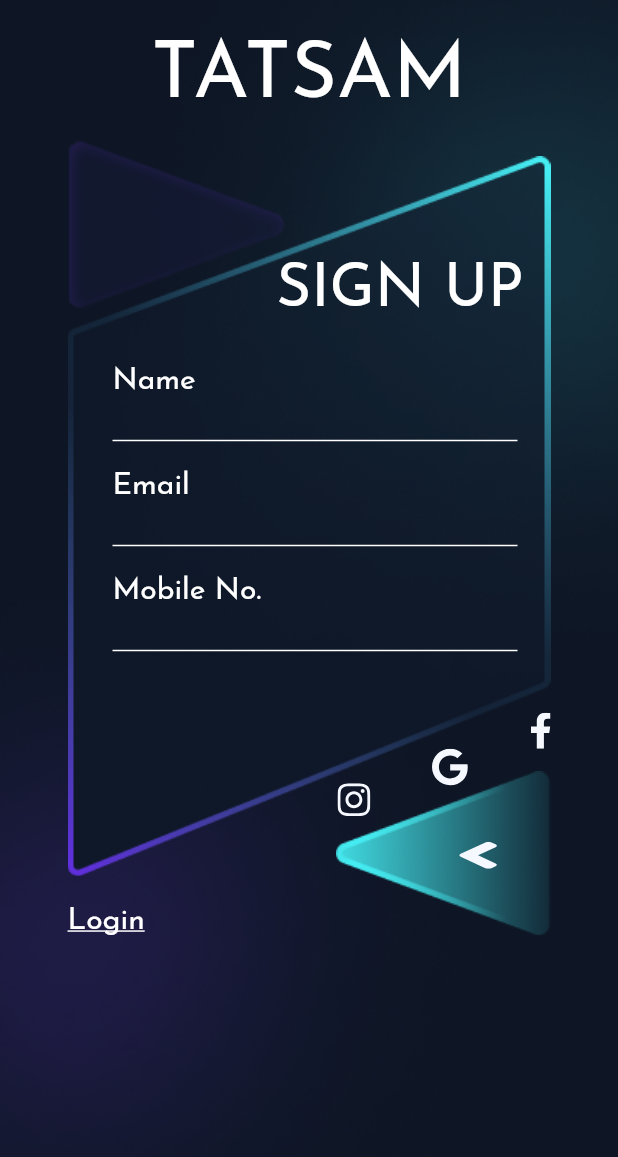
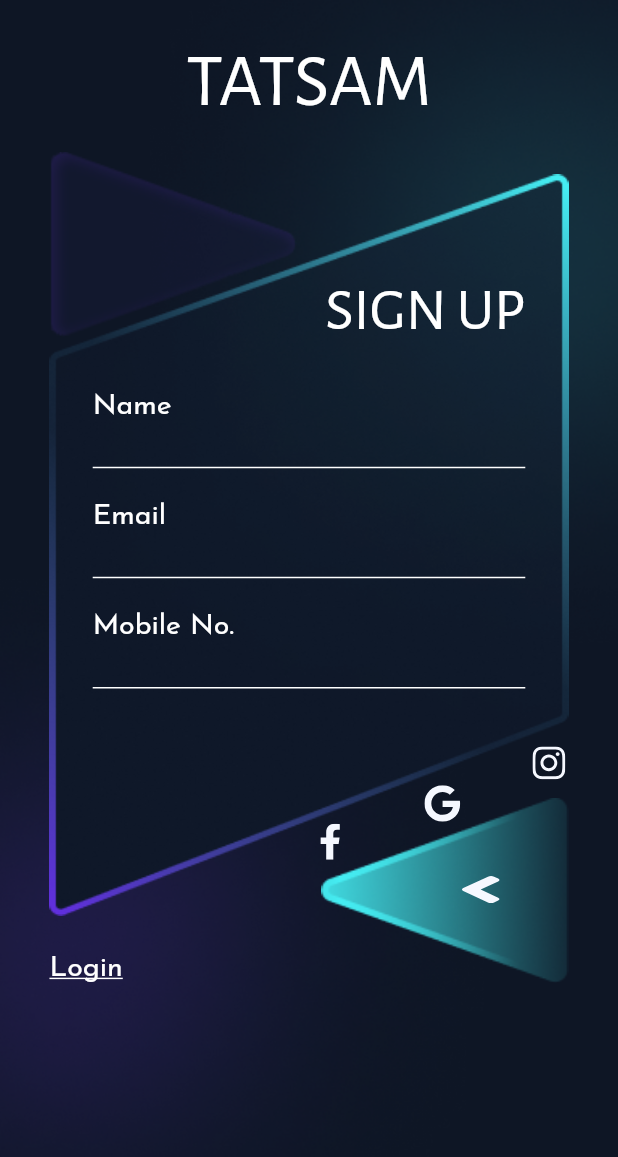
Before and after one commit to SahilMunjapara/Tatsam, a Flutter app: the SignupScreen screen opened by its route, on a phone screen of 412 x 824 dp. Shown: the top 1157 px of the screen. Run offline on Flutter 3.47's test engine with Material 2 defaults, Android fonts, the phone set to English and light mode, and no system bars; our stand-ins replace equatable, flutter_bloc, flutter_svg; project files that could hold a hidden picture were left out.

Commit message:
manage UI responsible

```diff
--- a/lib/Navigation/route_generator.dart
+++ b/lib/Navigation/route_generator.dart
@@ -1,6 +1,7 @@
 import 'package:flutter/material.dart';
 import 'package:tatsam/Navigation/routes_key.dart';
 import 'package:tatsam/Screens/loginScreen/presentation/login_screen.dart';
+import 'package:tatsam/Screens/otpScreen/presentation/otp_screen.dart';
 import 'package:tatsam/Screens/signupScreen/presentation/signup_screen.dart';
 
 class RouteGenerator {
@@ -12,6 +13,8 @@ class RouteGenerator {
         return MaterialPageRoute(builder: (context) => const LoginScreen());
       case Routes.signupScreen:
         return MaterialPageRoute(builder: (context) => const SignupScreen());
+      case Routes.otpScreen:
+        return MaterialPageRoute(builder: (context) => const OtpScreen());
       default:
         return _errorRoute();
     }
--- a/lib/Screens/signupScreen/presentation/signup_screen.dart
+++ b/lib/Screens/signupScreen/presentation/signup_screen.dart
@@ -70,6 +70,10 @@ class _SignupScreenState extends State<SignupScreen> {
                 child: Image.asset(ImageString.bottomLeftBlur),
               ),
               Center(
+                child: Padding(
+                  padding: EdgeInsets.symmetric(
+                    horizontal: SizeUtils().wp(8),
+                  ),
                   child: Column(
                     mainAxisAlignment: MainAxisAlignment.start,
                     children: [
@@ -82,20 +86,27 @@ class _SignupScreenState extends State<SignupScreen> {
                       Stack(
                         children: [
                           Padding(
-                          padding: const EdgeInsets.only(top: 10, bottom: 40),
-                          child: Image.asset(ImageString.signupRectangle),
+                            padding: const EdgeInsets.only(top: 15, bottom: 45),
+                            child: SizedBox(
+                              height: SizeUtils().hp(60),
+                              width: SizeUtils().wp(150),
+                              child: Image.asset(
+                                ImageString.signupRectangle,
+                                fit: BoxFit.fill,
+                              ),
+                            ),
                           ),
                           Positioned(
-                          top: 80,
-                          right: 18,
+                            top: SizeUtils().hp(10),
+                            right: SizeUtils().wp(7),
                             child: Text(
                               Strings.signup.toUpperCase(),
                               style: size38Regular(),
                             ),
                           ),
                           Positioned(
-                          top: 150,
-                          left: 30,
+                            top: SizeUtils().hp(19.5),
+                            left: SizeUtils().wp(7),
                             child: Column(
                               crossAxisAlignment: CrossAxisAlignment.start,
                               children: [
@@ -104,8 +115,8 @@ class _SignupScreenState extends State<SignupScreen> {
                                   style: size18Regular(),
                                 ),
                                 SizedBox(
-                                width: 270,
-                                height: 30,
+                                  width: SizeUtils().wp(70),
+                                  height: SizeUtils().hp(3.8),
                                   child: TextFormField(
                                     decoration: const InputDecoration(
                                       enabledBorder: UnderlineInputBorder(
@@ -123,14 +134,14 @@ class _SignupScreenState extends State<SignupScreen> {
                                     ),
                                   ),
                                 ),
-                              const SizedBox(height: 20),
+                                SizedBox(height: SizeUtils().hp(2.8)),
                                 Text(
                                   Strings.email,
                                   style: size18Regular(),
                                 ),
                                 SizedBox(
-                                width: 270,
-                                height: 30,
+                                  width: SizeUtils().wp(70),
+                                  height: SizeUtils().hp(3.8),
                                   child: TextFormField(
                                     decoration: const InputDecoration(
                                       enabledBorder: UnderlineInputBorder(
@@ -148,14 +159,14 @@ class _SignupScreenState extends State<SignupScreen> {
                                     ),
                                   ),
                                 ),
-                              const SizedBox(height: 20),
+                                SizedBox(height: SizeUtils().hp(2.8)),
                                 Text(
                                   Strings.mobileNo,
                                   style: size18Regular(),
                                 ),
                                 SizedBox(
-                                width: 270,
-                                height: 30,
+                                  width: SizeUtils().wp(70),
+                                  height: SizeUtils().hp(3.8),
                                   child: TextFormField(
                                     decoration: const InputDecoration(
                                       prefix: Text(Strings.phoneCode),
@@ -179,32 +190,51 @@ class _SignupScreenState extends State<SignupScreen> {
                           ),
                           Positioned(
                             left: 0,
-                          child: Image.asset(ImageString.polygonTopLeft),
+                            child: SizedBox(
+                              height: SizeUtils().hp(15),
+                              width: SizeUtils().wp(40),
+                              child: Image.asset(
+                                ImageString.polygonTopLeft,
+                                fit: BoxFit.fill,
+                              ),
+                            ),
                           ),
                           Positioned(
                             bottom: 0,
                             right: 0,
-                          child: Image.asset(ImageString.polygonBottomRight),
+                            child: SizedBox(
+                              height: SizeUtils().hp(15),
+                              width: SizeUtils().wp(40),
+                              child: Image.asset(
+                                ImageString.polygonBottomRight,
+                                fit: BoxFit.fill,
+                              ),
+                            ),
                           ),
                           Positioned(
-                          bottom: 125,
-                          right: 0,
+                            bottom: SizeUtils().hp(16.5),
+                            right: SizeUtils().wp(0.5),
+                            child: SvgPicture.asset(ImageString.instagramSvg),
+                          ),
+                          Positioned(
+                            bottom: SizeUtils().hp(13),
+                            right: SizeUtils().wp(17.5),
+                            child: SvgPicture.asset(ImageString.googleSvg),
+                          ),
+                          Positioned(
+                            bottom: SizeUtils().hp(10),
+                            right: SizeUtils().wp(37),
                             child: SvgPicture.asset(ImageString.facebookSvg),
                           ),
                           Positioned(
-                          bottom: 100,
-                          right: 55,
-                          child: SvgPicture.asset(ImageString.googleSvg),
-                        ),
-                        Positioned(
-                          bottom: 80,
-                          right: 120,
-                          child: SvgPicture.asset(ImageString.instagramSvg),
-                        ),
-                        Positioned(
-                          bottom: 45,
-                          right: 35,
-                          child: SvgPicture.asset(ImageString.signupSvg),
+                            bottom: SizeUtils().hp(6.5),
+                            right: SizeUtils().wp(11),
+                            child: InkWell(
+                                onTap: () {
+                                  Navigator.pushNamedAndRemoveUntil(context,
+                                      Routes.otpScreen, (route) => false);
+                                },
+                                child: SvgPicture.asset(ImageString.signupSvg)),
                           ),
                           Positioned(
                             bottom: 0,
@@ -226,6 +256,7 @@ class _SignupScreenState extends State<SignupScreen> {
                     ],
                   ),
                 ),
+              ),
             ],
           ),
         ),
--- a/lib/Utils/constants/colors.dart
+++ b/lib/Utils/constants/colors.dart
@@ -4,3 +4,5 @@ const Color backgroundColor = Color(0XFF0E1625);
 const Color topBackground = Color(0X4045EDF2);
 const Color bottomBackground = Color(0X9949299A);
 const Color whiteColor = Color(0XFFFFFFFF);
+const Color blackColor = Color(0XFF000000);
+const Color otpBoxColor = Color(0XFFD9D9D9);
--- a/lib/Utils/constants/image.dart
+++ b/lib/Utils/constants/image.dart
@@ -9,6 +9,9 @@ class ImageString {
   static const String topRightBlur = "assets/png/topRightBlur.png";
   static const String bottomRightBlur = "assets/png/bottomRightBlur.png";
   static const String bottomLeftBlur = "assets/png/bottomLeftBlur.png";
+  static const String topRightCircle = "assets/png/topRightCircle.png";
+  static const String bottomLeftCircle = "assets/png/bottomLeftCircle.png";
+  static const String otpBox = "assets/png/otpBox.png";
 
   static const String googleSvg = "assets/svg/google.svg";
   static const String facebookSvg = "assets/svg/facebook.svg";
@@ -16,4 +19,5 @@ class ImageString {
   static const String loginSvg = "assets/svg/login.svg";
   static const String signupSvg = "assets/svg/signup.svg";
   static const String buildingSvg = "assets/svg/building.svg";
+  static const String otpVerificationSvg = "assets/svg/otpVerification.svg";
 }
--- a/lib/Utils/constants/strings.dart
+++ b/lib/Utils/constants/strings.dart
@@ -1,6 +1,7 @@
 class Strings {
   static const String appName = 'TATSAM';
-  static const String fontFamily = 'JosefinSans';
+  static const String fontFamily = 'AlegreyaSans';
+  static const String secondFontFamily = 'JosefinSans';
   static const String login = 'Login';
   static const String signup = 'Sign Up';
   static const String newUser = 'New User? ';
@@ -10,4 +11,8 @@ class Strings {
   static const String sign = 'Sign';
   static const String up = 'Up';
   static const String phoneCode = '+91 ';
+  static const String otpScreenDetail =
+      'We sent otp code to verify your number';
+  static const String resendOtp = 'Resend in 30 sec';
+  static const String verify = 'Verify';
 }
--- a/lib/main.dart
+++ b/lib/main.dart
@@ -37,7 +37,7 @@ class Application extends StatelessWidget {
         scaffoldBackgroundColor: Colors.black,
       ),
       debugShowCheckedModeBanner: false,
-      initialRoute: Routes.signupScreen,
+      initialRoute: Routes.loginScreen,
       onGenerateRoute: RouteGenerator.generateRoute,
     );
   }
--- a/pubspec.yaml
+++ b/pubspec.yaml
@@ -35,3 +35,7 @@ flutter:
       fonts:
         - asset: assets/fonts/JosefinSans-Regular.ttf
           weight: 400
+    - family: AlegreyaSans
+      fonts:
+        - asset: assets/fonts/AlegreyaSansSC-Regular.ttf
+          weight: 400
```
Also changed, not shown: lib/Screens/loginScreen/presentation/login_screen.dart (+39 -14 lines), lib/Screens/otpScreen/presentation/otp_screen.dart (added, +114 -0 lines), lib/Utils/constants/textStyle.dart (+49 -5 lines), assets/fonts/AlegreyaSansSC-Regular.ttf (added), assets/png/bottomLeftCircle.png (added), assets/png/otpBox.png (added), assets/png/topRightCircle.png (added), assets/svg/otpVerification.svg (added). Lines whose indentation alone changed are shown as unchanged.
